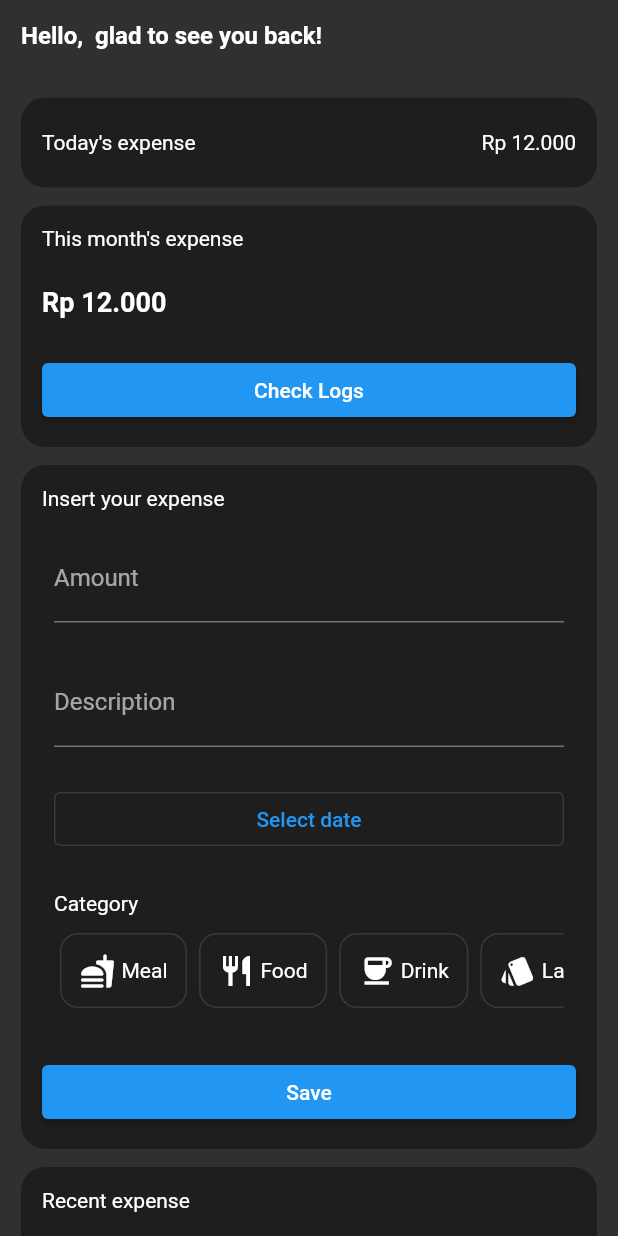
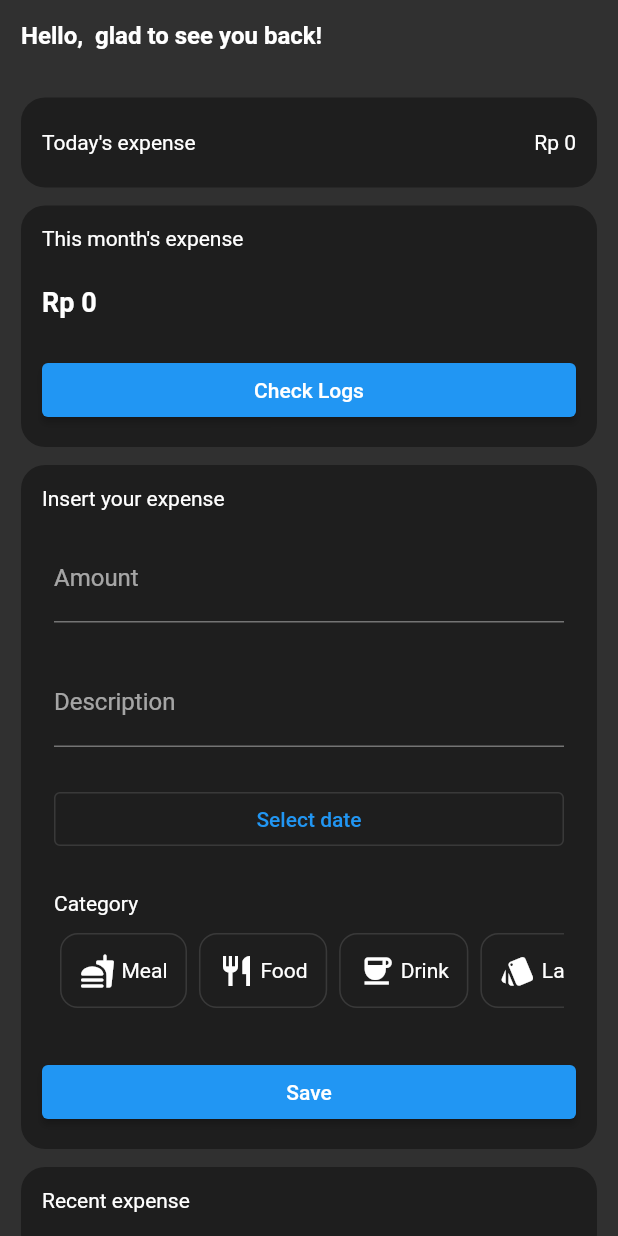
Before and after one commit to fikrihkll/flutter_myduit, a Flutter app: the HomePage screen opened by its route, after a tap on "Save", on a phone screen of 412 x 824 dp. Run offline on Flutter 3.47's test engine with Material 2 defaults, Android fonts, the phone set to English and light mode, and no system bars; our stand-ins replace cloud_firestore, firebase_auth, firebase_core, google_sign_in; accounts and stored records are empty.

Commit message:
feature/update_expense (#9)

```diff
--- /dev/null
+++ b/lib/features/data/models/summary_expense_model.dart
@@ -0,0 +1,33 @@
+import 'package:cloud_firestore/cloud_firestore.dart';
+
+class SummaryExpenseModel {
+
+  String id;
+  int nominal;
+  String updatedAt;
+  String userId;
+
+  SummaryExpenseModel({
+    required this.id,
+    required this.nominal,
+    required this.updatedAt,
+    required this.userId
+  });
+
+  static Map<String, dynamic> toJson(SummaryExpenseModel model, bool isDecrement) {
+    return {
+      "nominal": isDecrement ? (model.nominal * -1) : (model.nominal),
+      "updated_at": FieldValue.serverTimestamp(),
+      "user_id": model.userId
+    };
+  }
+
+  factory SummaryExpenseModel.fromFirestore(DocumentSnapshot doc) {
+    return SummaryExpenseModel(
+        id: doc.id,
+        nominal: doc.get("nominal"),
+        updatedAt: (doc.get("updated_at") as Timestamp).toDate().toString(),
+        userId: doc.get("user_id")
+    );
+  }
+}
--- a/lib/features/presentation/pages/home/home_page.dart
+++ b/lib/features/presentation/pages/home/home_page.dart
@@ -4,6 +4,7 @@ import 'package:flutter/material.dart';
 import 'package:myduit/core/firebase_util.dart';
 import 'package:cloud_firestore/cloud_firestore.dart';
 import 'package:myduit/features/data/models/expense_model.dart';
+import 'package:myduit/features/data/models/summary_expense_model.dart';
 import 'package:myduit/features/data/repositories/expense_repository.dart';
 import 'package:myduit/features/presentation/pages/home/category_widget.dart';
 import 'package:myduit/features/presentation/pages/home/log_widget.dart';
@@ -27,6 +28,8 @@ class _HomePageState extends State<HomePage> {
   int selectedCategoryPosition = -1;
 
   List<ExpenseModel> listExpense = [];
+  SummaryExpenseModel dailyExpense = SummaryExpenseModel(id: "", nominal: 0, updatedAt: "", userId: "");
+  SummaryExpenseModel monthlyExpense = SummaryExpenseModel(id: "", nominal: 0, updatedAt: "", userId: "");
 
   @override
   void initState() {
@@ -37,7 +40,9 @@ class _HomePageState extends State<HomePage> {
         firebaseAuth: FirebaseAuth.instance
     );
     name = FirebaseAuth.instance.currentUser!.displayName;
-    fetchData();
+    fetchLogData();
+    fetchDailyExpenseData();
+    fetchMonthlyExpenseData();
   }
 
   Widget _helloUser(){
@@ -48,11 +53,18 @@ class _HomePageState extends State<HomePage> {
         children: [
           Column(
             children: [
-              Text(
+              GestureDetector(
+                onTap: () async {
+                  await FirebaseAuth.instance.signOut();
+                  if (!mounted) return;
+                  Navigator.pushNamedAndRemoveUntil(context, route.loginPage, (route)=> false);
+                },
+                child: Text(
                   "Hello, $name glad to see you back!",
                   style: TextStyle(
                     fontSize: 16,
                     fontWeight: FontWeight.w600,
+                  ),
                 ),
               ),
             ],
@@ -64,9 +76,9 @@ class _HomePageState extends State<HomePage> {
 
   Widget _buildTodayExpense(){
     return InkWell(
-      borderRadius: BorderRadius.all(Radius.circular(16)),
+      borderRadius: const BorderRadius.all(Radius.circular(16)),
       child: Container(
-        decoration: BoxDecoration(
+        decoration: const BoxDecoration(
           color: Colors.black38,
           borderRadius: BorderRadius.all(Radius.circular(16)),
         ),
@@ -77,7 +89,7 @@ class _HomePageState extends State<HomePage> {
             mainAxisAlignment: MainAxisAlignment.spaceBetween,
             children: <Widget>[
               Column(
-                children:[
+                children: const [
                   Text(
                     "Today's expense",
                     style: TextStyle(
@@ -86,10 +98,10 @@ class _HomePageState extends State<HomePage> {
                   ),
                 ],
               ),
-              SizedBox(height: 32,),
+              const SizedBox(height: 32,),
               Column(
                 children: [
-                  Text("Rp 12.000"),
+                  Text("Rp ${dailyExpense.nominal}"),
                 ],
               ),
             ],
@@ -102,9 +114,9 @@ class _HomePageState extends State<HomePage> {
 
   Widget _buildThisMonthExpense(){
     return InkWell(
-      borderRadius: BorderRadius.all(Radius.circular(16)),
+      borderRadius: const BorderRadius.all(Radius.circular(16)),
       child: Container(
-        decoration: BoxDecoration(
+        decoration: const BoxDecoration(
           color: Colors.black38,
           borderRadius: BorderRadius.all(Radius.circular(16)),
         ),
@@ -115,7 +127,7 @@ class _HomePageState extends State<HomePage> {
             mainAxisAlignment: MainAxisAlignment.spaceBetween,
             children: <Widget>[
               Row(
-                children:[
+                children: const [
                   Text(
                     "This month's expense",
                     style: TextStyle(
@@ -124,19 +136,19 @@ class _HomePageState extends State<HomePage> {
                   ),
                 ],
               ),
-              SizedBox(height: 24,),
+              const SizedBox(height: 24,),
               Row(
                 children: [
                   Text(
-                    "Rp 12.000",
-                    style: TextStyle(
+                    "Rp ${monthlyExpense.nominal}",
+                    style: const TextStyle(
                       fontSize: 18,
                       fontWeight: FontWeight.bold,
                     ),
                   ),
                 ],
               ),
-              SizedBox(height: 24,),
+              const SizedBox(height: 24,),
               Row(
                 children: [
                   Expanded(
@@ -144,10 +156,8 @@ class _HomePageState extends State<HomePage> {
                       onPressed: () {
                         Navigator.pushNamed(context, route.logPage);
                       },
-                      child: Text(
+                      child: const Text(
                           "Check Logs"
-                      ),
-                      style: ButtonStyle(
                       ),
                     ),
                   ),
@@ -157,13 +167,12 @@ class _HomePageState extends State<HomePage> {
           ),
         ),
       ),
-      onTap: () {},
     );
   }
 
   Widget _buildInsertExpense(){
     return Container(
-      decoration: BoxDecoration(
+      decoration: const BoxDecoration(
         color: Colors.black38,
         borderRadius: BorderRadius.all(Radius.circular(16)),
       ),
@@ -338,8 +347,26 @@ class _HomePageState extends State<HomePage> {
     );
   }
 
-  Future<void> fetchData() async {
-    listExpense = await expenseRepository.getCurrentExpense(10);
+  Future<void> fetchDailyExpenseData() async {
+    var res = await expenseRepository.getDailyExpense();
+    if (res != null) {
+      dailyExpense = res;
+    }
+    setState(() {
+    });
+  }
+
+  Future<void> fetchMonthlyExpenseData() async {
+    var res = await expenseRepository.getMonthlyExpense();
+    if (res != null) {
+      monthlyExpense = res;
+    }
+    setState(() {
+    });
+  }
+
+  Future<void> fetchLogData() async {
+    listExpense = await expenseRepository.getCurrentExpense(3);
     setState(() {
     });
   }
@@ -349,7 +376,9 @@ class _HomePageState extends State<HomePage> {
     return Scaffold(
       body: RefreshIndicator(
         onRefresh: () async {
-          await fetchData();
+          fetchLogData();
+          fetchDailyExpenseData();
+          await fetchMonthlyExpenseData();
       },
         child: SingleChildScrollView(
           physics: const AlwaysScrollableScrollPhysics(),
@@ -391,7 +420,7 @@ class _HomePageState extends State<HomePage> {
 
   Future<void> _insertExpense(String id, String category, String nominal, String desc, String date, String monthCode, String dailyCode, String uid, String timestamp, String updated_at, BuildContext context) async {
     if (category != null && nominal != null && desc != null) {
-      await expenseRepository.storeInsertExpense(
+      var res = await expenseRepository.storeInsertExpense(
         ExpenseModel(
           id: id,
           category: category,
@@ -404,11 +433,13 @@ class _HomePageState extends State<HomePage> {
           timestamp: "",
           updated_at: "")
       );
-      fetchData();
+      if (res) {
+        fetchLogData();
         ScaffoldMessenger.of(context).showSnackBar(const SnackBar(content: Text("Insert successful")));
         // _descController.clear();
         // _nominalController.clear();
         // dateText = "Select date";
+      }
     } else if (category == null && nominal == null && desc == null){
       ScaffoldMessenger.of(context).showSnackBar(const SnackBar(content: Text("Fill the inputs")));
     }
--- a/lib/features/presentation/pages/home/log_widget.dart
+++ b/lib/features/presentation/pages/home/log_widget.dart
@@ -1,7 +1,7 @@
 import 'package:flutter/material.dart';
 import 'package:myduit/features/data/models/expense_model.dart';
 import 'package:intl/intl.dart';
-import 'package:myduit/features/presentation/pages/update_page.dart';
+import 'package:myduit/features/presentation/pages/update/update_page.dart';
 
 class LogWidget extends StatelessWidget {
 
```
Also changed, not shown: lib/features/data/repositories/expense_repository.dart (+178 -14 lines), lib/features/presentation/pages/update/update_page.dart (renamed from lib/features/presentation/pages/update_page.dart, +47 -2 lines), 2 other files. Lines whose indentation alone changed are shown as unchanged.
